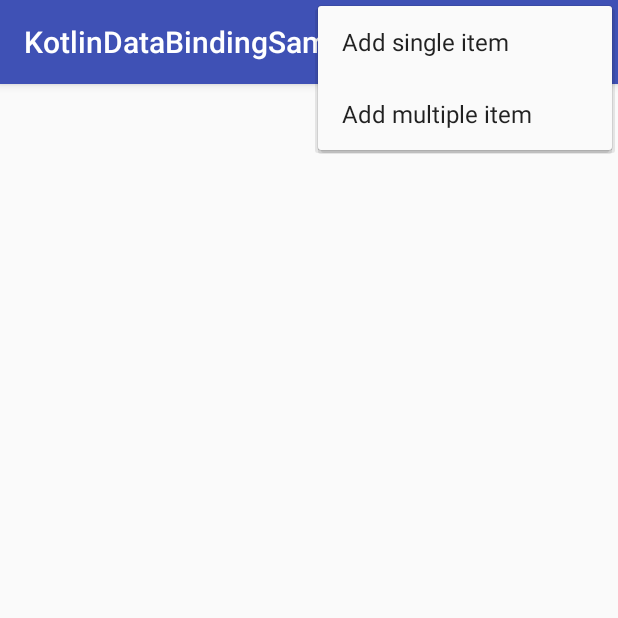
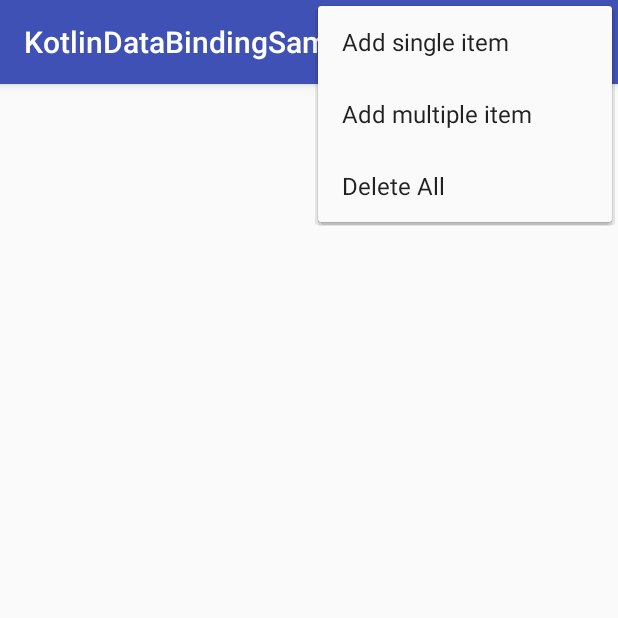
Before and after one commit to HoNKoT/KotlinAndroidDatabindingSample, an Android app: the RandomUserListActivity screen opened directly, with no data from a screen before it, with the options menu open, on a phone screen of 412 x 824 dp, the top half of it. Run offline under Robolectric (Android 15) with nearby library versions, the phone set to English and light mode, and no system bars; our stand-ins replace Dagger/Hilt's generated code, RxJava, data binding; libraries missing offline, so code that uses them is left out: com.github.gfx.android; 1 statement that could not run was skipped.

Commit message:
Implement delete users

```diff
--- a/app/src/main/java/jp/chau2chaun2/kotlindatabindingsample/dao/NameDao.kt
+++ b/app/src/main/java/jp/chau2chaun2/kotlindatabindingsample/dao/NameDao.kt
@@ -20,4 +20,6 @@ class NameDao @Inject constructor(private val ormaDatabase: OrmaDatabase) {
             }
         }
     }
+
+    fun deleteAll(): Int = relation.deleter().execute()
 }
--- a/app/src/main/java/jp/chau2chaun2/kotlindatabindingsample/presenter/RandomUserPresenter.kt
+++ b/app/src/main/java/jp/chau2chaun2/kotlindatabindingsample/presenter/RandomUserPresenter.kt
@@ -51,6 +51,8 @@ class RandomUserPresenter @Inject constructor(private val context: Context,
                 })
     }
 
+    fun deleteAll(): Int = nameDao.deleteAll()
+
     private fun registeredRandomUser(randomUser: RandomUser) {
         nameDao.insert(randomUser)
         resultDao.insert(randomUser)
--- a/app/src/main/java/jp/chau2chaun2/kotlindatabindingsample/view/RandomUserListActivity.kt
+++ b/app/src/main/java/jp/chau2chaun2/kotlindatabindingsample/view/RandomUserListActivity.kt
@@ -46,6 +46,11 @@ class RandomUserListActivity : BaseActivity() {
             R.id.add_multiple -> {
                 viewModel.addMultiple { adapter.notifyDataSetChanged() }
             }
+
+            R.id.delete_all -> {
+                viewModel.deleteAll()
+                adapter.notifyDataSetChanged()
+            }
         }
         return super.onOptionsItemSelected(item)
     }
--- a/app/src/main/java/jp/chau2chaun2/kotlindatabindingsample/viewmodel/RandomUserListActivityViewModel.kt
+++ b/app/src/main/java/jp/chau2chaun2/kotlindatabindingsample/viewmodel/RandomUserListActivityViewModel.kt
@@ -40,4 +40,10 @@ class RandomUserListActivityViewModel @Inject constructor(context: Context,
         }
         toast.show()
     }
+
+    fun deleteAll() {
+        val recordCount = presenter.deleteAll()
+        toast.setText("Deleted $recordCount Users")
+        toast.show()
+    }
 }
--- a/app/src/main/res/menu/add_menu.xml
+++ b/app/src/main/res/menu/add_menu.xml
@@ -8,4 +8,8 @@
         android:id="@+id/add_multiple"
         android:title="Add multiple item" />
 
+    <item
+        android:id="@+id/delete_all"
+        android:title="Delete All" />
+
 </menu>
```
